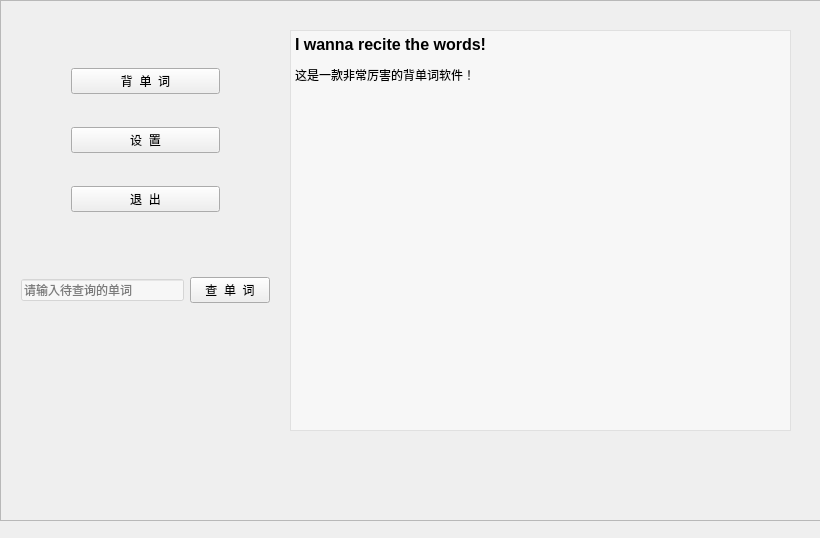
Before: the Qt Designer form mainwindow.ui in OOPtaskgroup/dictionary, drawn with Qt 5.
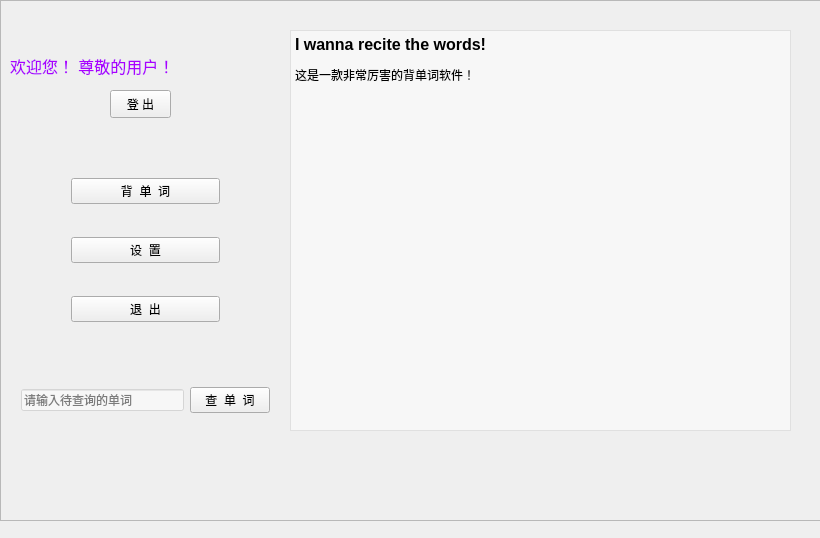
After: the same form once the commit is applied. Icons and pictures are not drawn.

Commit message: logout added. modified by victorywys -- 5.4

The edit to the form file:
```diff
--- a/mainwindow.ui
+++ b/mainwindow.ui
@@ -18,7 +18,7 @@
     <property name="geometry">
      <rect>
       <x>60</x>
-      <y>30</y>
+      <y>140</y>
       <width>171</width>
       <height>221</height>
      </rect>
@@ -75,7 +75,7 @@
     <property name="geometry">
      <rect>
       <x>10</x>
-      <y>250</y>
+      <y>360</y>
       <width>271</width>
       <height>80</height>
      </rect>
@@ -121,6 +121,44 @@
     <property name="frameShadow">
      <enum>QFrame::Raised</enum>
     </property>
+    <zorder>gridLayoutWidget</zorder>
+    <zorder>verticalLayoutWidget</zorder>
+    <zorder>username</zorder>
+    <zorder>username</zorder>
+   </widget>
+   <widget class="QLabel" name="username">
+    <property name="geometry">
+     <rect>
+      <x>10</x>
+      <y>50</y>
+      <width>291</width>
+      <height>31</height>
+     </rect>
+    </property>
+    <property name="font">
+     <font>
+      <pointsize>12</pointsize>
+     </font>
+    </property>
+    <property name="styleSheet">
+     <string notr="true">color: rgb(170, 0, 255);</string>
+    </property>
+    <property name="text">
+     <string>欢迎您！ 尊敬的用户！</string>
+    </property>
+   </widget>
+   <widget class="QPushButton" name="logoutBtn">
+    <property name="geometry">
+     <rect>
+      <x>110</x>
+      <y>90</y>
+      <width>61</width>
+      <height>28</height>
+     </rect>
+    </property>
+    <property name="text">
+     <string>登 出</string>
+    </property>
    </widget>
    <zorder>frame</zorder>
    <zorder>verticalLayoutWidget</zorder>
```
Left out of the diff: 16 changed lines with no effect on the pictures. The commit also changes 9 other files.
